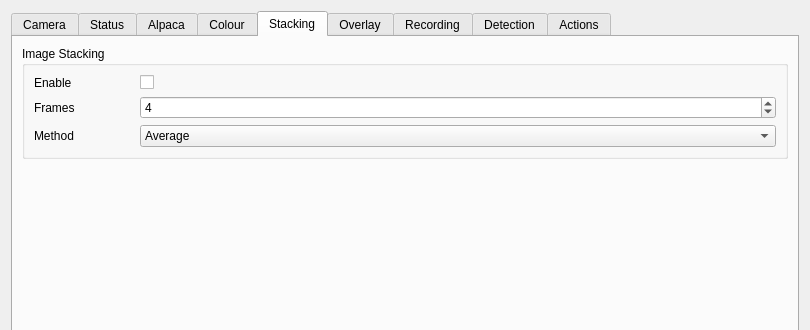
Old version of the form plugins/feature/camera/camerasettingsdialog.ui in the repository srcejon/sdrangel; both pictures show x 0 to 810 and y 0 to 330 of the 810 by 777 pixel window.
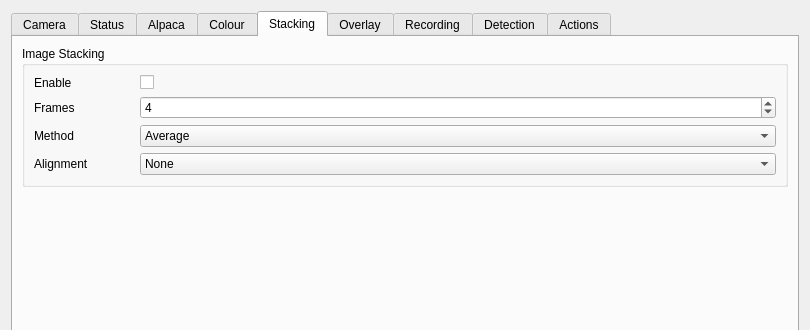
New version of the form. The open tabs and pages were chosen to show the change. Icons and pictures are not drawn.

Commit message: Add stacking alignment modes

Patch:
```diff
--- a/plugins/feature/camera/camerasettingsdialog.ui
+++ b/plugins/feature/camera/camerasettingsdialog.ui
@@ -1846,6 +1846,35 @@
              </item>
             </widget>
            </item>
+            <item row="3" column="0">
+             <widget class="QLabel" name="stackAlignmentLabel">
+              <property name="text">
+               <string>Alignment</string>
+              </property>
+             </widget>
+            </item>
+            <item row="3" column="1">
+             <widget class="QComboBox" name="stackAlignmentCombo">
+              <property name="toolTip">
+               <string>Optional frame alignment before stacking. Phase correlation handles translation; star centroid matching can also compensate small rotation/scale drift.</string>
+              </property>
+              <item>
+               <property name="text">
+                <string>None</string>
+               </property>
+              </item>
+              <item>
+               <property name="text">
+                <string>Phase correlation</string>
+               </property>
+              </item>
+              <item>
+               <property name="text">
+                <string>Star centroid matching</string>
+               </property>
+              </item>
+             </widget>
+            </item>
          </layout>
         </widget>
        </item>
```
Lines whose indentation alone changed are shown as unchanged. The commit also changes 6 other files.
